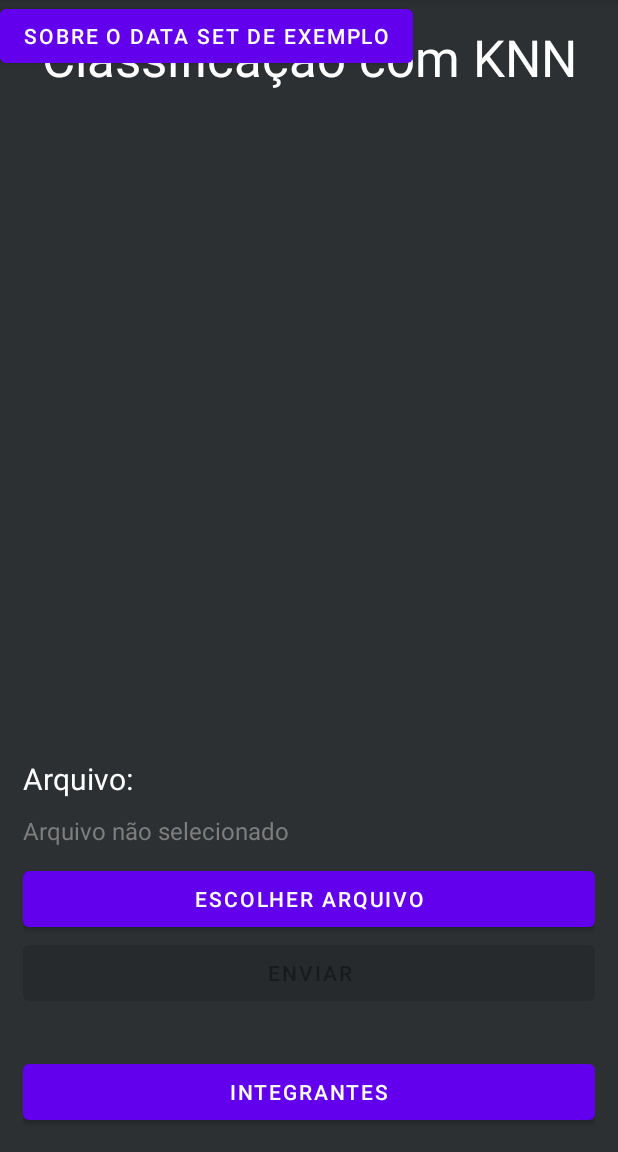
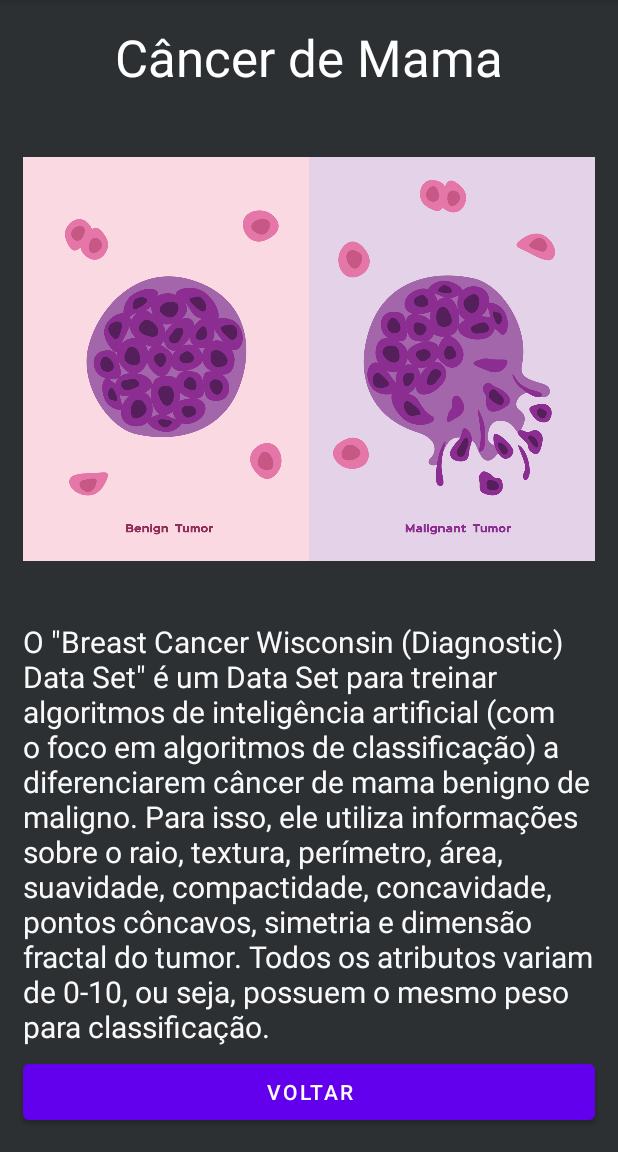
Before and after one commit to jpdante/Projeto-IA, an Android app: the screen it shows after launch (MainActivity before the commit, AboutActivity after it), after a tap on "SOBRE O DATA SET DE EXEMPLO", on a phone screen of 412 x 824 dp, the part 84-1236 px from its top. Run offline under Robolectric (Android 15) with nearby library versions, the phone set to English and light mode, and no system bars.

Commit message:
Adiciona accuracy e sobre

```diff
--- /dev/null
+++ b/Aplicativo/app/src/main/java/com/projetoia/AboutActivity.java
@@ -0,0 +1,19 @@
+package com.projetoia;
+
+import androidx.appcompat.app.AppCompatActivity;
+
+import android.os.Bundle;
+import android.view.View;
+
+public class AboutActivity extends AppCompatActivity {
+
+    @Override
+    protected void onCreate(Bundle savedInstanceState) {
+        super.onCreate(savedInstanceState);
+        setContentView(R.layout.activity_about);
+    }
+
+    public void goBack(View view) {
+        finish();
+    }
+}
--- a/Aplicativo/app/src/main/java/com/projetoia/MainActivity.java
+++ b/Aplicativo/app/src/main/java/com/projetoia/MainActivity.java
@@ -116,4 +116,9 @@ public class MainActivity extends AppCompatActivity {
         Intent membersIntent = new Intent(getApplicationContext(), MembersActivity.class);
         startActivity(membersIntent);
     }
+
+    public void openAbout(View view) {
+        Intent membersIntent = new Intent(getApplicationContext(), AboutActivity.class);
+        startActivity(membersIntent);
+    }
 }
--- a/Aplicativo/app/src/main/res/layout/about_dataset.xml
+++ b/Aplicativo/app/src/main/res/layout/activity_about.xml
@@ -5,26 +5,37 @@
     android:layout_width="match_parent"
     android:layout_height="match_parent"
     android:background="#2C3032"
-    tools:context=".MembersActivity">
+    tools:context=".AboutActivity">
 
     <TextView
         android:id="@+id/textView10"
-        android:layout_width="400dp"
-        android:layout_height="313dp"
+        android:layout_width="0dp"
+        android:layout_height="wrap_content"
+        android:layout_marginStart="15dp"
+        android:layout_marginEnd="15dp"
+        android:layout_marginBottom="5dp"
         android:text='O "Breast Cancer Wisconsin (Diagnostic) Data Set" é um Data Set para treinar algoritmos de inteligência artificial (com o foco em algoritmos de classificação) a diferenciarem câncer de mama benigno de maligno. Para isso, ele utiliza informações sobre o raio, textura, perímetro, área, suavidade, compactidade, concavidade, pontos côncavos, simetria e dimensão fractal do tumor. Todos os atributos variam de 0-10, ou seja, possuem o mesmo peso para classificação.'
         android:textColor="#FAF9F9"
         android:textSize="20sp"
-        tools:layout_editor_absoluteX="5dp"
-        tools:layout_editor_absoluteY="333dp" />
+        app:layout_constraintBottom_toTopOf="@+id/goBackBtn"
+        app:layout_constraintEnd_toEndOf="parent"
+        app:layout_constraintStart_toStartOf="parent" />
 
     <ImageView
         android:id="@+id/imageView2"
-        android:layout_width="310dp"
-        android:layout_height="221dp"
-        android:scaleType="fitStart"
-        app:srcCompat="@drawable/breastCancer"
-        tools:layout_editor_absoluteX="59dp"
-        tools:layout_editor_absoluteY="97dp" />
+        android:layout_width="0dp"
+        android:layout_height="0dp"
+        android:layout_marginStart="15dp"
+        android:layout_marginTop="10dp"
+        android:layout_marginEnd="15dp"
+        android:layout_marginBottom="5dp"
+        android:scaleType="centerInside"
+        app:layout_constraintBottom_toTopOf="@+id/textView10"
+        app:layout_constraintEnd_toEndOf="parent"
+        app:layout_constraintStart_toStartOf="parent"
+        app:layout_constraintTop_toBottomOf="@+id/titleText"
+        app:layout_constraintVertical_bias="0.48"
+        app:srcCompat="@drawable/breastcancer" />
 
     <TextView
         android:id="@+id/titleText"
--- a/Aplicativo/app/src/main/res/layout/activity_main.xml
+++ b/Aplicativo/app/src/main/res/layout/activity_main.xml
@@ -70,22 +70,20 @@
             android:text="Enviar" />
 
         <Button
+            android:id="@+id/showDataSet"
+            android:layout_width="match_parent"
+            android:layout_height="49dp"
+            android:layout_marginTop="30dp"
+            android:onClick="openAbout"
+            android:text="Sobre o Data Set de Exemplo" />
+
+        <Button
             android:id="@+id/showMembersBtn"
             android:layout_width="match_parent"
             android:layout_height="49dp"
-            android:layout_marginTop="30dp"
             android:onClick="openMembers"
             android:text="Integrantes" />
 
     </LinearLayout>
 
-    <Button
-        android:id="@+id/showDataSet"
-        android:layout_width="wrap_content"
-        android:layout_height="wrap_content"
-        android:onClick="selectFile"
-        android:text="Sobre o Data Set de Exemplo"
-        tools:layout_editor_absoluteX="67dp"
-        tools:layout_editor_absoluteY="387dp" />
-
 </androidx.constraintlayout.widget.ConstraintLayout>
```
Also changed, not shown: Aplicativo/app/src/main/AndroidManifest.xml (+11 -4 lines), Aplicativo/app/src/main/res/drawable-mdpi/breastcancer.jpg (renamed from Aplicativo/app/src/main/res/drawable/breastCancer.jpg).
